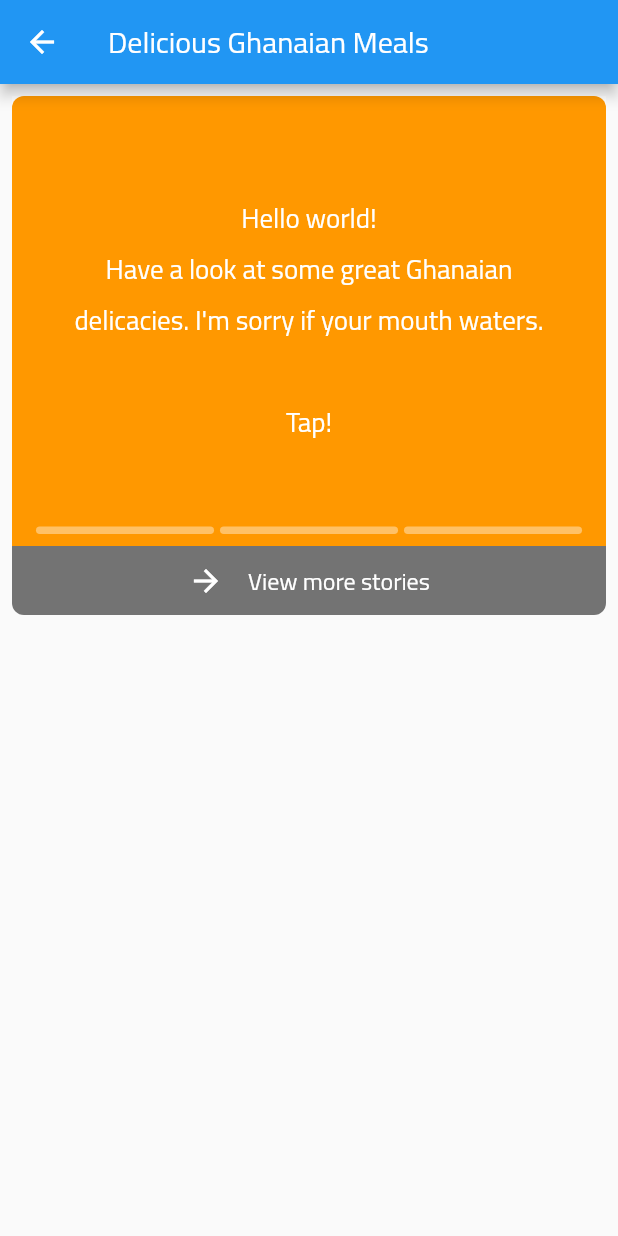
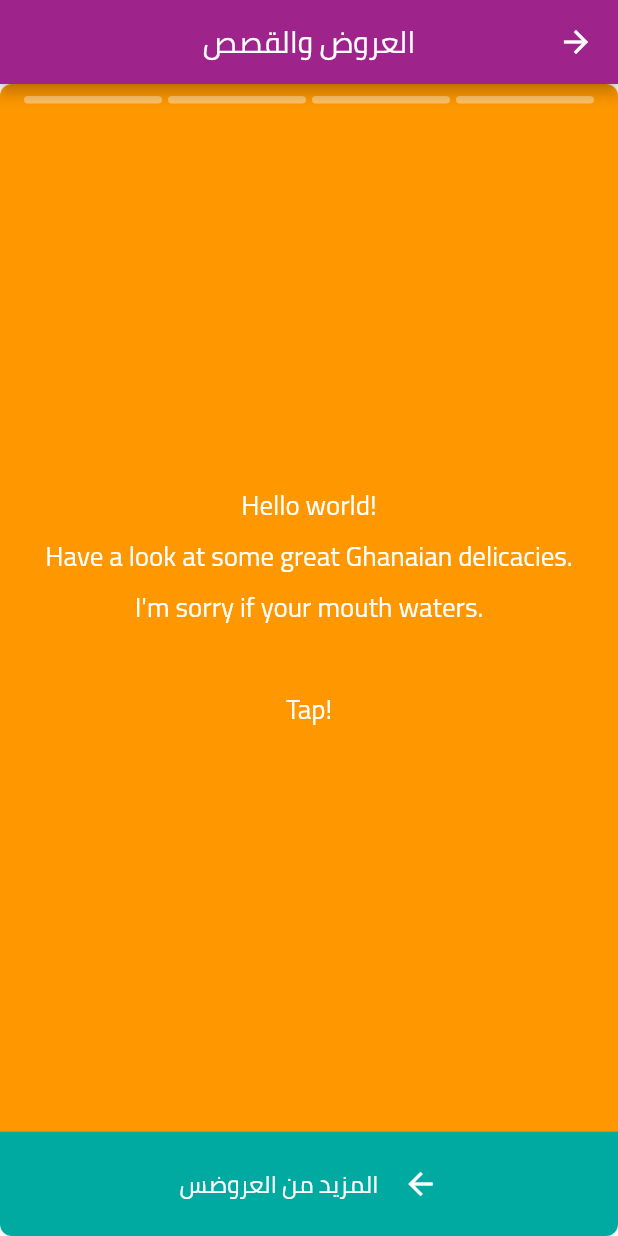
Before and after one commit to husam-hammad/forder, a Flutter app: the StoryViewScreen screen opened directly, on a phone screen of 412 x 824 dp. Run offline on Flutter 3.47's test engine with Material 2 defaults, Android fonts, the phone set to English and light mode, and no system bars; drawn by our look-alikes of story_view; our stand-ins replace get, introduction_screen, pin_code_fields.

Commit message:
create classes and organize files

```diff
--- /dev/null
+++ b/lib/DataAccess/Repository/restaurent_repo.dart
@@ -0,0 +1 @@
+class RestaurentRepo {}
--- a/lib/Presenttion/Screens/story_view.dart
+++ b/lib/Presenttion/Screens/story_view.dart
@@ -1,6 +1,8 @@
 // ignore_for_file: prefer_const_constructors, sized_box_for_whitespace, use_key_in_widget_constructors
 
+import 'package:flashorder/Constants/colors.dart';
 import 'package:flutter/material.dart';
+import 'package:get/get.dart';
 import 'package:story_view/story_view.dart';
 
 class StoryViewScreen extends StatelessWidget {
@@ -9,18 +11,25 @@ class StoryViewScreen extends StatelessWidget {
 
   @override
   Widget build(BuildContext context) {
-    return Scaffold(
+    return Directionality(
+      textDirection: TextDirection.rtl,
+      child: Scaffold(
         appBar: AppBar(
-        title: Text("Delicious Ghanaian Meals"),
+          backgroundColor: AppColors.pink,
+          title: Text("العروض والقصص"),
+          centerTitle: true,
         ),
         body: Container(
-        margin: EdgeInsets.all(
-          8,
-        ),
-        child: ListView(
+          height: Get.height,
+          width: Get.width,
+          child: Column(
             children: <Widget>[
-            Container(
-              height: 300,
+              Expanded(
+                flex: 10,
+                child: Container(
+                  height: Get.height,
+                  child: Directionality(
+                    textDirection: TextDirection.ltr,
                     child: StoryView(
                       controller: controller,
                       storyItems: [
@@ -30,18 +39,20 @@ class StoryViewScreen extends StatelessWidget {
                           backgroundColor: Colors.orange,
                           roundedTop: true,
                         ),
-                  // StoryItem.inlineImage(
-                  //   NetworkImage(
-                  //       "https://image.ibb.co/gCZFbx/Banku-and-tilapia.jpg"),
-                  //   caption: Text(
-                  //     "Banku & Tilapia. The food to keep you charged whole day.\n#1 Local food.",
-                  //     style: TextStyle(
-                  //       color: Colors.white,
-                  //       backgroundColor: Colors.black54,
-                  //       fontSize: 17,
-                  //     ),
-                  //   ),
-                  // ),
+                        StoryItem.inlineImage(
+                          controller: controller,
+                          url:
+                              "https://image.ibb.co/gCZFbx/Banku-and-tilapia.jpg",
+                          caption: Text(
+                            "أقوى العروض من مطعم أرارات",
+                            textAlign: TextAlign.center,
+                            style: TextStyle(
+                              color: Colors.white,
+                              backgroundColor: Colors.black54,
+                              fontSize: 17,
+                            ),
+                          ),
+                        ),
                         StoryItem.inlineImage(
                           url:
                               "https://image.ibb.co/cU4WGx/Omotuo-Groundnut-Soup-braperucci-com-1.jpg",
@@ -70,23 +81,29 @@ class StoryViewScreen extends StatelessWidget {
                         )
                       ],
                       onStoryShow: (s) {},
-                onComplete: () {},
-                progressPosition: ProgressPosition.bottom,
+                      onComplete: () {
+                        Get.back();
+                      },
+                      progressPosition: ProgressPosition.top,
                       repeat: false,
                       inline: true,
                     ),
                   ),
-            Material(
+                ),
+              ),
+              Expanded(
+                flex: 1,
+                child: Material(
                   child: InkWell(
                     onTap: () {
-                  Navigator.of(context).push(
-                      MaterialPageRoute(builder: (context) => MoreStories()));
+                      Navigator.of(context).push(MaterialPageRoute(
+                          builder: (context) => MoreStories()));
                     },
                     child: Container(
                       decoration: BoxDecoration(
-                      color: Colors.black54,
-                      borderRadius:
-                          BorderRadius.vertical(bottom: Radius.circular(8))),
+                          color: AppColors.green,
+                          borderRadius: BorderRadius.vertical(
+                              bottom: Radius.circular(8))),
                       padding: EdgeInsets.symmetric(vertical: 8),
                       child: Row(
                         mainAxisAlignment: MainAxisAlignment.center,
@@ -99,7 +116,7 @@ class StoryViewScreen extends StatelessWidget {
                             width: 16,
                           ),
                           Text(
-                        "View more stories",
+                            "المزيد من العروضس",
                             style: TextStyle(fontSize: 16, color: Colors.white),
                           ),
                         ],
@@ -107,7 +124,9 @@ class StoryViewScreen extends StatelessWidget {
                     ),
                   ),
                 ),
+              ),
             ],
+          ),
         ),
       ),
     );
@@ -132,7 +151,7 @@ class _MoreStoriesState extends State<MoreStories> {
   Widget build(BuildContext context) {
     return Scaffold(
       appBar: AppBar(
-        title: Text("More"),
+        title: Text("المزيد من العروض"),
       ),
       body: StoryView(
         storyItems: [
@@ -170,7 +189,9 @@ class _MoreStoriesState extends State<MoreStories> {
           ),
         ],
         onStoryShow: (s) {},
-        onComplete: () {},
+        onComplete: () {
+          Get.back();
+        },
         progressPosition: ProgressPosition.top,
         repeat: false,
         controller: storyController,
```
Also changed, not shown: lib/DataAccess/Models/meal.dart (added, +39 -0 lines), lib/DataAccess/Models/restaurent.dart (+15 -11 lines), lib/DataAccess/Models/user.dart (added, +48 -0 lines), lib/DataAccess/Models/story.dart (added), lib/DataAccess/Repository/meal_repo.dart (added), 1 other file. Lines whose indentation alone changed are shown as unchanged.
